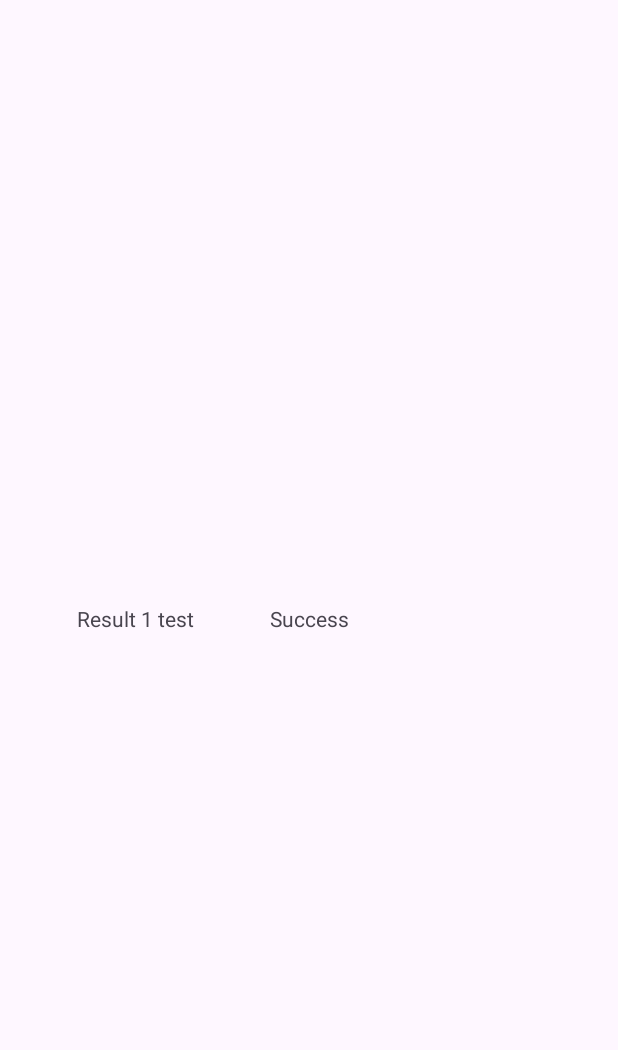
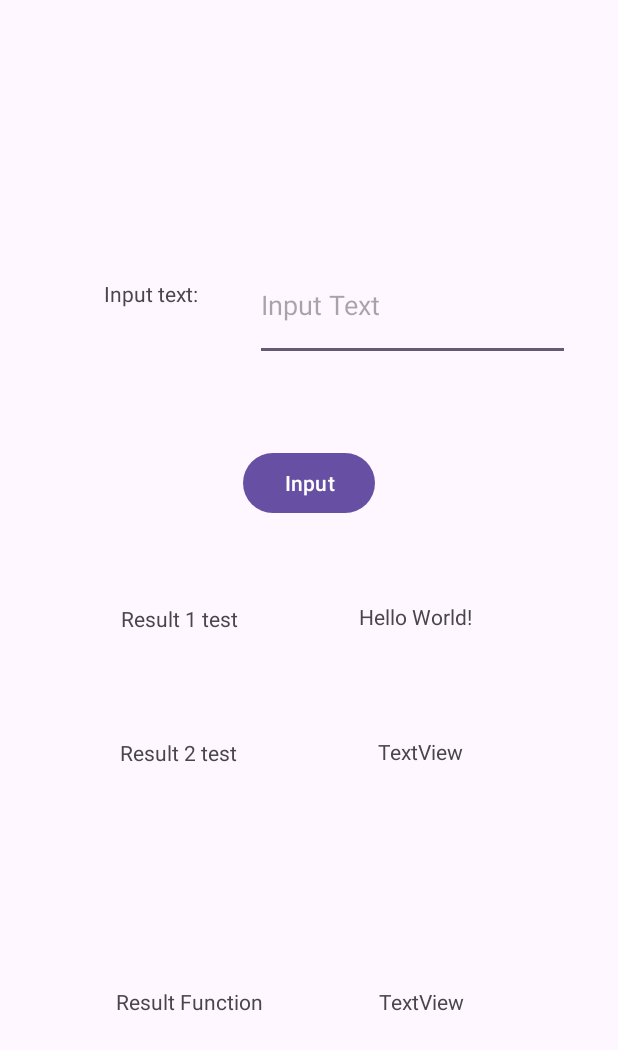
Before and after one commit to M4NTR3O/RedGreenRefactor, an Android app: the screen it shows after launch (MainActivity), on a phone screen of 412 x 824 dp. Before the commit the part shown is almost empty. Shown: the top 1050 px of the screen. Run offline under Robolectric (Android 15) with nearby library versions, the phone set to English and light mode, and no system bars.

Commit message:
Ready function getSearchUrl

```diff
--- a/app/src/main/java/com/bignerdranch/android/red_green_refactor/MainActivity.kt
+++ b/app/src/main/java/com/bignerdranch/android/red_green_refactor/MainActivity.kt
@@ -1,6 +1,8 @@
 package com.bignerdranch.android.red_green_refactor
 
 import android.os.Bundle
+import android.widget.Button
+import android.widget.EditText
 import android.widget.TextView
 import androidx.activity.enableEdgeToEdge
 import androidx.appcompat.app.AppCompatActivity
@@ -9,23 +11,35 @@ import androidx.core.view.WindowInsetsCompat
 
 class MainActivity : AppCompatActivity() {
     private lateinit var resultText: TextView
+    private lateinit var resultText2: TextView
+    private lateinit var button: Button
+    private lateinit var editText: EditText
+    private lateinit var resultFunction: TextView
     override fun onCreate(savedInstanceState: Bundle?) {
         super.onCreate(savedInstanceState)
         enableEdgeToEdge()
         setContentView(R.layout.activity_main)
         resultText = findViewById(R.id.returnResult1Test)
+        resultText2 = findViewById(R.id.returnResult2Test)
+        button = findViewById(R.id.buttonInput)
+        editText = findViewById(R.id.editTextQuery)
+        resultFunction = findViewById(R.id.textViewResultFunction)
         ViewCompat.setOnApplyWindowInsetsListener(findViewById(R.id.main)) { v, insets ->
             val systemBars = insets.getInsets(WindowInsetsCompat.Type.systemBars())
             v.setPadding(systemBars.left, systemBars.top, systemBars.right, systemBars.bottom)
             insets
         }
-        firstTest()
+        button.setOnClickListener {
+            firstTest()
+            secondTest(editText.text.toString())
+            resultFunction.text = getSearchUrl(editText.text.toString())
+        }
     }
     fun getSearchUrl(query: String?): String?{
         if (query == null){
             return null
         }
-        return ""
+        return "https://www.google.com/search?q=$query/"
     }
     fun firstTest(){
 
@@ -36,4 +50,12 @@ class MainActivity : AppCompatActivity() {
             resultText.text = "Not success"
         }
     }
+    fun secondTest(query: String?){
+        if (getSearchUrl(query) != null){
+            resultText2.text = "Success"
+        }
+        else{
+            resultText2.text = "No success"
+        }
+    }
 }
--- a/app/src/main/res/layout/activity_main.xml
+++ b/app/src/main/res/layout/activity_main.xml
@@ -9,11 +9,12 @@
 
     <TextView
         android:id="@+id/returnResult1Test"
-        android:layout_width="wrap_content"
-        android:layout_height="wrap_content"
+        android:layout_width="84dp"
+        android:layout_height="22dp"
         android:text="Hello World!"
         app:layout_constraintBottom_toBottomOf="parent"
         app:layout_constraintEnd_toEndOf="parent"
+        app:layout_constraintHorizontal_bias="0.73"
         app:layout_constraintStart_toStartOf="parent"
         app:layout_constraintTop_toTopOf="parent" />
 
@@ -27,4 +28,83 @@
         app:layout_constraintStart_toStartOf="parent"
         app:layout_constraintTop_toTopOf="parent" />
 
+    <TextView
+        android:id="@+id/labelResult2"
+        android:layout_width="wrap_content"
+        android:layout_height="wrap_content"
+        android:layout_marginStart="80dp"
+        android:text="@string/result2"
+        app:layout_constraintBottom_toBottomOf="parent"
+        app:layout_constraintStart_toStartOf="parent"
+        app:layout_constraintTop_toBottomOf="@+id/labelResult1"
+        app:layout_constraintVertical_bias="0.183" />
+
+    <TextView
+        android:id="@+id/returnResult2Test"
+        android:layout_width="wrap_content"
+        android:layout_height="wrap_content"
+        android:text="TextView"
+        app:layout_constraintBottom_toBottomOf="parent"
+        app:layout_constraintEnd_toEndOf="parent"
+        app:layout_constraintHorizontal_bias="0.476"
+        app:layout_constraintStart_toEndOf="@+id/labelResult2"
+        app:layout_constraintTop_toBottomOf="@+id/returnResult1Test"
+        app:layout_constraintVertical_bias="0.179" />
+
+    <EditText
+        android:id="@+id/editTextQuery"
+        android:layout_width="210dp"
+        android:layout_height="74dp"
+        android:layout_marginEnd="32dp"
+        android:ems="10"
+        android:hint="Input Text"
+        android:inputType="text"
+        app:layout_constraintBottom_toTopOf="@+id/returnResult1Test"
+        app:layout_constraintEnd_toEndOf="parent"
+        app:layout_constraintTop_toTopOf="parent"
+        app:layout_constraintVertical_bias="0.509" />
+
+    <TextView
+        android:id="@+id/labelInput"
+        android:layout_width="85dp"
+        android:layout_height="33dp"
+        android:text="@string/textForFunction"
+        app:layout_constraintBottom_toTopOf="@+id/labelResult1"
+        app:layout_constraintEnd_toStartOf="@+id/editTextQuery"
+        app:layout_constraintHorizontal_bias="0.821"
+        app:layout_constraintStart_toStartOf="parent"
+        app:layout_constraintTop_toTopOf="parent"
+        app:layout_constraintVertical_bias="0.504" />
+
+    <Button
+        android:id="@+id/buttonInput"
+        android:layout_width="wrap_content"
+        android:layout_height="wrap_content"
+        android:text="@string/Input"
+        app:layout_constraintBottom_toTopOf="@+id/labelResult1"
+        app:layout_constraintEnd_toEndOf="parent"
+        app:layout_constraintStart_toStartOf="parent"
+        app:layout_constraintTop_toBottomOf="@+id/editTextQuery" />
+
+    <TextView
+        android:id="@+id/textResultFunction"
+        android:layout_width="wrap_content"
+        android:layout_height="wrap_content"
+        android:text="@string/resultFunction"
+        app:layout_constraintBottom_toBottomOf="parent"
+        app:layout_constraintEnd_toStartOf="@+id/textViewResultFunction"
+        app:layout_constraintStart_toStartOf="parent"
+        app:layout_constraintTop_toBottomOf="@+id/labelResult2" />
+
+    <TextView
+        android:id="@+id/textViewResultFunction"
+        android:layout_width="wrap_content"
+        android:layout_height="wrap_content"
+        android:text="TextView"
+        app:layout_constraintBottom_toBottomOf="parent"
+        app:layout_constraintEnd_toEndOf="parent"
+        app:layout_constraintHorizontal_bias="0.711"
+        app:layout_constraintStart_toStartOf="parent"
+        app:layout_constraintTop_toBottomOf="@+id/returnResult2Test" />
+
 </androidx.constraintlayout.widget.ConstraintLayout>
--- a/app/src/main/res/values/strings.xml
+++ b/app/src/main/res/values/strings.xml
@@ -3,4 +3,6 @@
     <string name="result1">Result 1 test</string>
     <string name="result2">Result 2 test</string>
     <string name="textForFunction">Input text:</string>
+    <string name="Input">Input</string>
+    <string name="resultFunction">Result Function</string>
 </resources>
```
